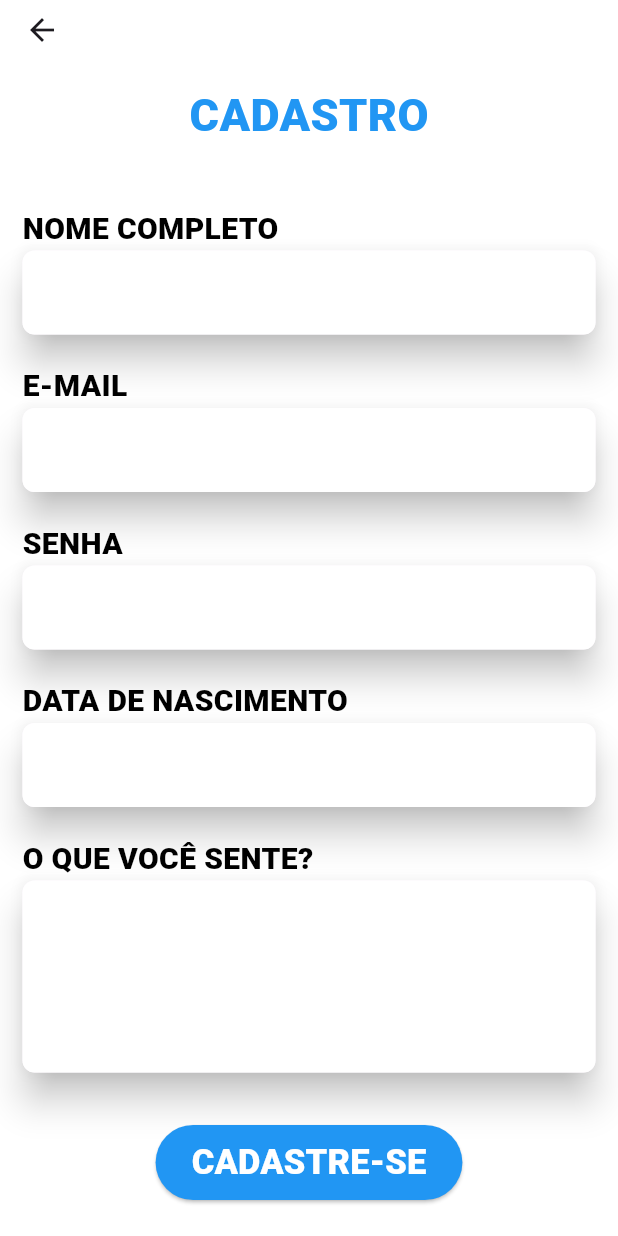
After one commit to Yuri-C-Araujo/RespireMais, a Flutter app: the Cadastro screen opened directly, on a phone screen of 412 x 824 dp. The commit adds this screen. Run offline on Flutter 3.47's test engine with Material 3 defaults, Android fonts, the phone set to English and light mode, and no system bars.

Commit message:
Criação das novas telas de login e cadastro.

```diff
--- /dev/null
+++ b/lib/cadastro.dart
@@ -0,0 +1,203 @@
+import 'package:flutter/material.dart';
+
+class Cadastro extends StatefulWidget {
+  const Cadastro({super.key});
+
+  @override
+  State<Cadastro> createState() => _CadastroState();
+}
+
+class _CadastroState extends State<Cadastro> {
+  @override
+  Widget build(BuildContext context) {
+    return Scaffold(
+      backgroundColor: Colors.white,
+
+      appBar: AppBar(
+        toolbarHeight: 40,
+        backgroundColor: Colors.white,
+        surfaceTintColor: Colors.white,
+        elevation: 0,
+      ),
+      body: SafeArea(
+        child: ListView(
+        padding: EdgeInsets.all(15),
+        children: [
+          Center(
+            child: Text(
+                'CADASTRO',
+              style: TextStyle(
+                fontSize: 30,
+                color: Colors.blue,
+                fontWeight: FontWeight.w900
+              ),
+            ),
+          ),
+          const SizedBox(height: 40),
+          Row(
+            children: [
+              Text(
+                  'NOME COMPLETO',
+                style: TextStyle(
+                  fontSize: 20,
+                  color: Colors.black,
+                  fontWeight: FontWeight.w900
+                ),
+              )
+            ],
+          ),
+          Material(
+            elevation: 10,
+            borderRadius: BorderRadius.circular(8),
+            child: TextField(
+              decoration: InputDecoration(
+                border: OutlineInputBorder(
+                  borderRadius: BorderRadius.circular(8),
+                  borderSide: BorderSide.none,
+                ),
+                filled: true,
+                fillColor: Colors.white,
+              ),
+            ),
+          ),
+          const SizedBox(height: 20),
+          Row(
+            children: [
+              Text(
+                'E-MAIL',
+                style: TextStyle(
+                    fontSize: 20,
+                    color: Colors.black,
+                    fontWeight: FontWeight.w900
+                ),
+              )
+            ],
+          ),
+          Material(
+            elevation: 10,
+            borderRadius: BorderRadius.circular(8),
+            child: TextField(
+              decoration: InputDecoration(
+                border: OutlineInputBorder(
+                  borderRadius: BorderRadius.circular(8),
+                  borderSide: BorderSide.none,
+                ),
+                filled: true,
+                fillColor: Colors.white,
+              ),
+            ),
+          ),
+          const SizedBox(height: 20),
+          Row(
+            children: [
+              Text(
+                'SENHA',
+                style: TextStyle(
+                    fontSize: 20,
+                    color: Colors.black,
+                    fontWeight: FontWeight.w900
+                ),
+              )
+            ],
+          ),
+          Material(
+            elevation: 10,
+            borderRadius: BorderRadius.circular(8),
+            child: TextField(
+              decoration: InputDecoration(
+                border: OutlineInputBorder(
+                  borderRadius: BorderRadius.circular(8),
+                  borderSide: BorderSide.none,
+                ),
+                filled: true,
+                fillColor: Colors.white,
+              ),
+            ),
+          ),
+          const SizedBox(height: 20),
+          Row(
+            children: [
+              Text(
+                'DATA DE NASCIMENTO',
+                style: TextStyle(
+                    fontSize: 20,
+                    color: Colors.black,
+                    fontWeight: FontWeight.w900
+                ),
+              )
+            ],
+          ),
+          Material(
+            elevation: 10,
+            borderRadius: BorderRadius.circular(8),
+            child: TextField(
+              decoration: InputDecoration(
+                border: OutlineInputBorder(
+                  borderRadius: BorderRadius.circular(8),
+                  borderSide: BorderSide.none,
+                ),
+                filled: true,
+                fillColor: Colors.white,
+              ),
+            ),
+          ),
+          const SizedBox(height: 20),
+          Row(
+            children: [
+              Text(
+                'O QUE VOCÊ SENTE?',
+                style: TextStyle(
+                    fontSize: 20,
+                    color: Colors.black,
+                    fontWeight: FontWeight.w900
+                ),
+              )
+            ],
+          ),
+          Material(
+            elevation: 10,
+            borderRadius: BorderRadius.circular(8),
+            child: TextField(
+              maxLines: 4,
+              decoration: InputDecoration(
+                border: OutlineInputBorder(
+                  borderRadius: BorderRadius.circular(8),
+                  borderSide: BorderSide.none,
+                ),
+                filled: true,
+                fillColor: Colors.white,
+              ),
+            ),
+          ),
+          const SizedBox(height: 35),
+          Row(
+              mainAxisAlignment: MainAxisAlignment.center,
+              children: [
+                ElevatedButton(
+                  onPressed: () {},
+                  style: ElevatedButton.styleFrom(
+                      backgroundColor: Colors.blue,
+                      foregroundColor: Colors.blue,
+                      minimumSize: Size(80, 50)
+                  ),
+                  child: Center(
+                    child: Text(
+                      'CADASTRE-SE',
+                      style: TextStyle(
+                          fontSize: 23,
+                          color: Colors.white,
+                          fontWeight: FontWeight.w900
+
+
+                      ),
+                    ),
+                  ),
+                ),
+              ]
+          )
+        ],
+      ),
+      )
+    );
+  }
+}
--- a/lib/main.dart
+++ b/lib/main.dart
@@ -1,5 +1,7 @@
+import 'package:respire_mais/cadastro.dart';
 import 'package:respire_mais/menu.dart';
 import 'package:flutter/material.dart';
+import 'login.dart';
 
 void main() {
   runApp(const MaterialApp(home: Menu()));
```
Also changed, not shown: lib/login.dart (added, +141 -0 lines).
